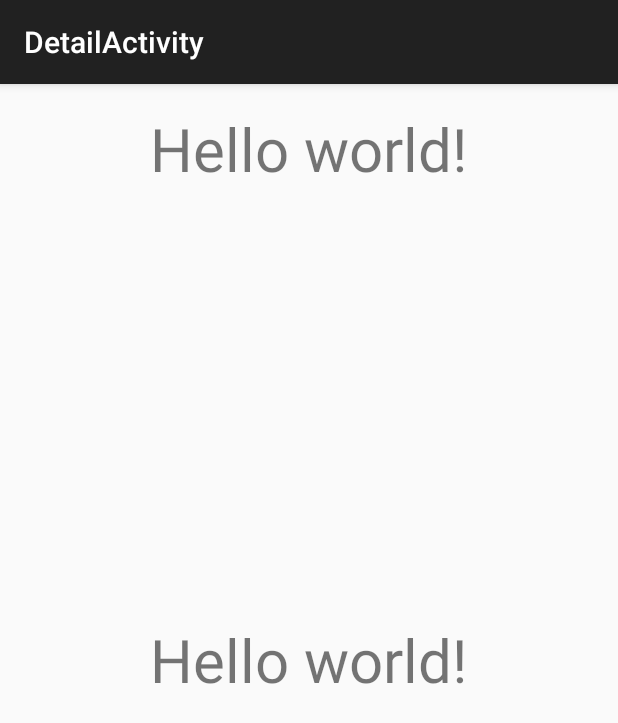
After one commit to unaiamutxastegi/Android-2015, an Android app: the DetailActivity screen opened directly, with no data from a screen before it, on a phone screen of 412 x 824 dp. The commit adds this screen. Shown: the top 723 px of the screen. Run offline under Robolectric (Android 15) with nearby library versions, the phone set to English and light mode, and no system bars; 2 statements that could not run were skipped.

Commit message:
Ejercicios de fragmentos e Intent

```diff
--- a/TODOListFragment/app/src/main/AndroidManifest.xml
+++ b/TODOListFragment/app/src/main/AndroidManifest.xml
@@ -16,6 +16,10 @@
                 <category android:name="android.intent.category.LAUNCHER" />
             </intent-filter>
         </activity>
+        <activity
+            android:name=".DetailActivity"
+            android:label="@string/title_activity_detail" >
+        </activity>
     </application>
 
 </manifest>
--- /dev/null
+++ b/TODOListFragment/app/src/main/java/com/unaiamutxastegi/todolistfragment/DetailActivity.java
@@ -0,0 +1,39 @@
+package com.unaiamutxastegi.todolistfragment;
+
+import android.content.Intent;
+import android.support.v7.app.ActionBarActivity;
+import android.os.Bundle;
+import android.view.Menu;
+import android.view.MenuItem;
+import android.widget.TextView;
+
+import com.unaiamutxastegi.todolistfragment.fragment.TodoListFragment;
+import com.unaiamutxastegi.todolistfragment.model.ToDo;
+
+
+public class DetailActivity extends ActionBarActivity {
+    private ToDo todo;
+    private TextView lblTask;
+    private TextView lblDate;
+
+    @Override
+    protected void onCreate(Bundle savedInstanceState) {
+        super.onCreate(savedInstanceState);
+        setContentView(R.layout.activity_detail);
+
+        lblTask = (TextView) findViewById(R.id.lblTask);
+        lblDate = (TextView) findViewById(R.id.lblDate);
+
+        Intent detailIntent = getIntent();
+
+        todo = detailIntent.getParcelableExtra(TodoListFragment.TODO_ITEM);
+        populateView();
+    }
+
+    private void populateView(){
+
+        lblTask.setText(todo.getTarea());
+        lblDate.setText(todo.getCreatedFormated());
+    }
+
+}
--- /dev/null
+++ b/TODOListFragment/app/src/main/res/layout/activity_detail.xml
@@ -0,0 +1,25 @@
+<RelativeLayout xmlns:android="http://schemas.android.com/apk/res/android"
+    xmlns:tools="http://schemas.android.com/tools" android:layout_width="match_parent"
+    android:layout_height="match_parent" android:paddingLeft="@dimen/activity_horizontal_margin"
+    android:paddingRight="@dimen/activity_horizontal_margin"
+    android:paddingTop="@dimen/activity_vertical_margin"
+    android:paddingBottom="@dimen/activity_vertical_margin"
+    tools:context="com.unaiamutxastegi.todolistfragment.DetailActivity">
+
+    <TextView android:text="@string/hello_world" android:layout_width="wrap_content"
+        android:layout_height="wrap_content"
+        android:layout_alignParentTop="true"
+        android:layout_centerHorizontal="true"
+        android:textSize="40sp"
+        android:id="@+id/lblTask" />
+
+    <TextView
+        android:text="@string/hello_world"
+        android:layout_width="wrap_content"
+        android:layout_height="wrap_content"
+        android:textSize="40sp"
+        android:id="@+id/lblDate"
+        android:layout_centerVertical="true"
+        android:layout_centerHorizontal="true" />
+
+</RelativeLayout>
--- a/TODOListFragment/app/src/main/res/values/strings.xml
+++ b/TODOListFragment/app/src/main/res/values/strings.xml
@@ -7,4 +7,5 @@
 <!-- TODO: Remove or change this placeholder text -->
     <string name="hello_blank_fragment">Hello blank fragment</string>
     <string name="add">+</string>
+    <string name="title_activity_detail">DetailActivity</string>
 </resources>
```
Also changed, not shown: TODOListFragment/app/src/main/java/com/unaiamutxastegi/todolistfragment/MainActivity.java (+19 -22 lines), TODOListFragment/app/src/main/java/com/unaiamutxastegi/todolistfragment/adapters/ToDoAdapter.java (added, +58 -0 lines), TODOListFragment/app/src/main/java/com/unaiamutxastegi/todolistfragment/fragment/ImputFragment.java (+6 -3 lines), TODOListFragment/app/src/main/java/com/unaiamutxastegi/todolistfragment/fragment/TodoListFragment.java (+54 -1 lines), TODOListFragment/app/src/main/java/com/unaiamutxastegi/todolistfragment/model/ToDo.java (added, +62 -0 lines), TODOListFragment/app/src/main/res/layout/todo_list_item.xml (added, +18 -0 lines), TODOListFragment/app/src/main/res/menu/menu_detail.xml (added, +7 -0 lines).
